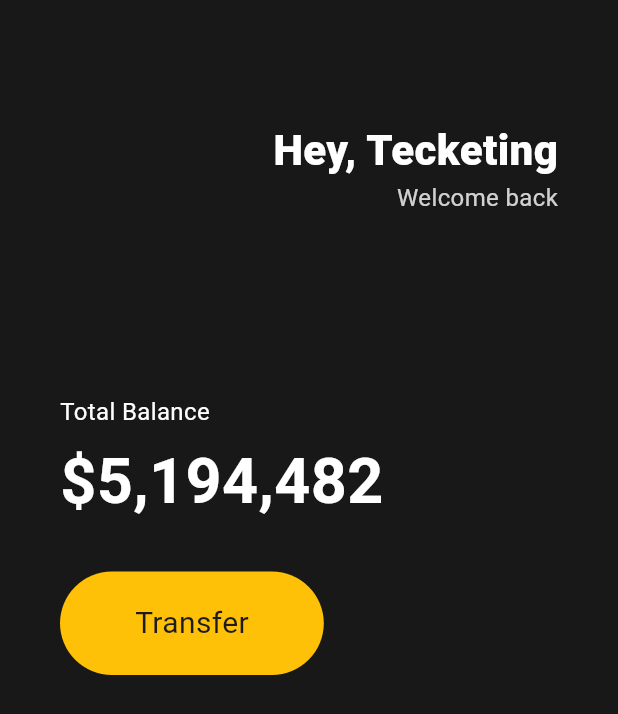
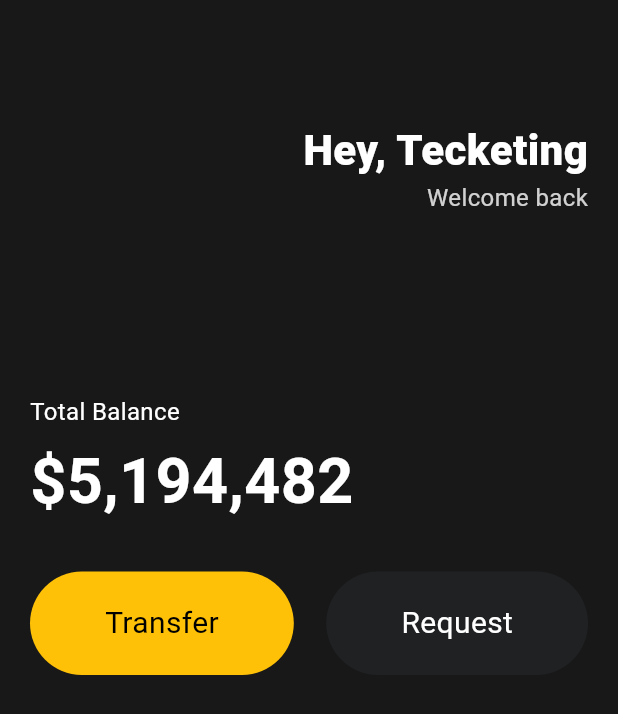
Before and after one commit to hyeon-BL/recording_study, a Flutter app: the screen it shows after launch, on a phone screen of 412 x 824 dp. Shown: the top 714 px of the screen. Run offline on Flutter 3.47's test engine with Material 3 defaults, Android fonts, the phone set to English and light mode, and no system bars.

Commit message:
reusable widget

```diff
--- a/flutter/first_project/flutter_application_1/lib/main.dart
+++ b/flutter/first_project/flutter_application_1/lib/main.dart
@@ -1,31 +1,40 @@
 import 'package:flutter/material.dart';
+import 'package:flutter_application_1/widgets/Button.dart';
 
 void main() {
   runApp(App());
 }
 
 // root widget
-class App extends StatelessWidget{
+class App extends StatelessWidget {
   const App({super.key});
   // StatelessWidget : widget without state
 
   @override
   Widget build(BuildContext context) {
-    return MaterialApp( // MaterialApp : google app style(recommended), CupertinoApp : apple app style
-      home: Scaffold( // Scaffold : main container
-        backgroundColor: const Color(0xFF181818), // Color : 0xFF + hex color code
-        body: Padding(padding: EdgeInsets.symmetric(horizontal: 40), // Padding : padding
-          child: Column( // Column : vertical layout
-          crossAxisAlignment: CrossAxisAlignment.start, // vertical alignment
+    return MaterialApp(
+      // MaterialApp : google app style(recommended), CupertinoApp : apple app style
+      home: Scaffold(
+          // Scaffold : main container
+          backgroundColor:
+              const Color(0xFF181818), // Color : 0xFF + hex color code
+          body: Padding(
+            padding: EdgeInsets.symmetric(horizontal: 20), // Padding : padding
+            child: Column(
+              // Column : vertical layout
+              crossAxisAlignment:
+                  CrossAxisAlignment.start, // vertical alignment
               children: [
                 SizedBox(
                   height: 80,
                 ),
                 Row(
-              mainAxisAlignment: MainAxisAlignment.end, // horizontal alignment
+                  mainAxisAlignment:
+                      MainAxisAlignment.end, // horizontal alignment
                   children: [
                     Column(
-                  crossAxisAlignment: CrossAxisAlignment.end, // vertical alignment
+                      crossAxisAlignment:
+                          CrossAxisAlignment.end, // vertical alignment
                       children: [
                         Text('Hey, Tecketing',
                             style: TextStyle(
@@ -36,7 +45,8 @@
                         Text('Welcome back',
                             style: TextStyle(
                               // color: Colors.white.withValues(alpha: 0.8), // Define opacity value
-                        color: Color.fromRGBO(255, 255, 255, 0.8), // RGB color with opacity
+                              color: Color.fromRGBO(
+                                  255, 255, 255, 0.8), // RGB color with opacity
                               fontSize: 16,
                             )),
                       ],
@@ -46,16 +56,20 @@
                 SizedBox(
                   height: 120,
                 ),
-            Text('Total Balance',
-              style: TextStyle(color: Color.fromRGBO(255, 255, 255, 1.0),
+                Text(
+                  'Total Balance',
+                  style: TextStyle(
+                    color: Color.fromRGBO(255, 255, 255, 1.0),
                     fontSize: 16,
                   ),
                 ),
                 SizedBox(
                   height: 5,
                 ),
-            Text('\$5,194,482',
-              style: TextStyle(color: Color.fromRGBO(255, 255, 255, 1.0),
+                Text(
+                  '\$5,194,482',
+                  style: TextStyle(
+                    color: Color.fromRGBO(255, 255, 255, 1.0),
                     fontSize: 42,
                     fontWeight: FontWeight.w600,
                   ),
@@ -64,26 +78,43 @@
                   height: 30,
                 ),
                 Row(
+                  mainAxisAlignment: MainAxisAlignment.spaceBetween,
                   children: [
-                Container(
+                    Button(
+                        text: "Transfer",
+                        bgColor: Colors.amber,
+                        textColor: Colors.black),
+                    MyButton()
+                  ],
+                )
+              ],
+            ),
+          )),
+    );
+  }
+}
+
+class MyButton extends StatelessWidget {
+  // reusable widget
+  // extracted widget
+  const MyButton({
+    super.key,
+  });
+
+  @override
+  Widget build(BuildContext context) {
+    return Container(
       decoration: BoxDecoration(
-                    color: Colors.amber,
+        color: Color(0xFF1F2123),
         borderRadius: BorderRadius.circular(45),
       ),
       child: Padding(
           padding: EdgeInsets.symmetric(horizontal: 50, vertical: 20),
-                    child: Text('Transfer',
+          child: Text('Request',
               style: TextStyle(
-                        fontSize: 20,)
-                    )
-                  ),
-                  )
-              ],
-            )
-          ],
-        ),
-      )
-      ),
+                color: Colors.white,
+                fontSize: 20,
+              ))),
     );
   }
 }
--- /dev/null
+++ b/flutter/first_project/flutter_application_1/lib/widgets/button.dart
@@ -0,0 +1,31 @@
+import 'package:flutter/material.dart';
+
+class Button extends StatelessWidget {
+  final String text;
+  final Color bgColor;
+  final Color textColor;
+
+  const Button({
+    super.key,
+    required this.text,
+    required this.bgColor,
+    required this.textColor,
+  });
+
+  @override
+  Widget build(BuildContext context) {
+    return Container(
+      decoration: BoxDecoration(
+        color: bgColor,
+        borderRadius: BorderRadius.circular(45),
+      ),
+      child: Padding(
+          padding: EdgeInsets.symmetric(horizontal: 50, vertical: 20),
+          child: Text(text,
+              style: TextStyle(
+                color: textColor,
+                fontSize: 20,
+              ))),
+    );
+  }
+}
```
Lines whose indentation alone changed are shown as unchanged.
